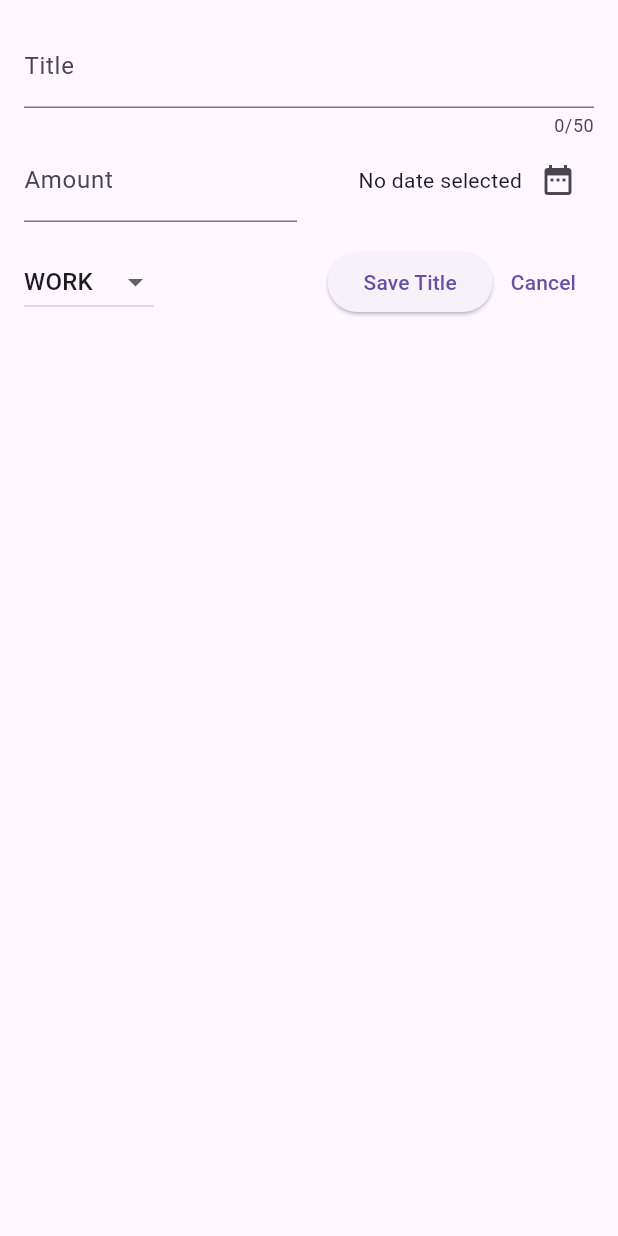
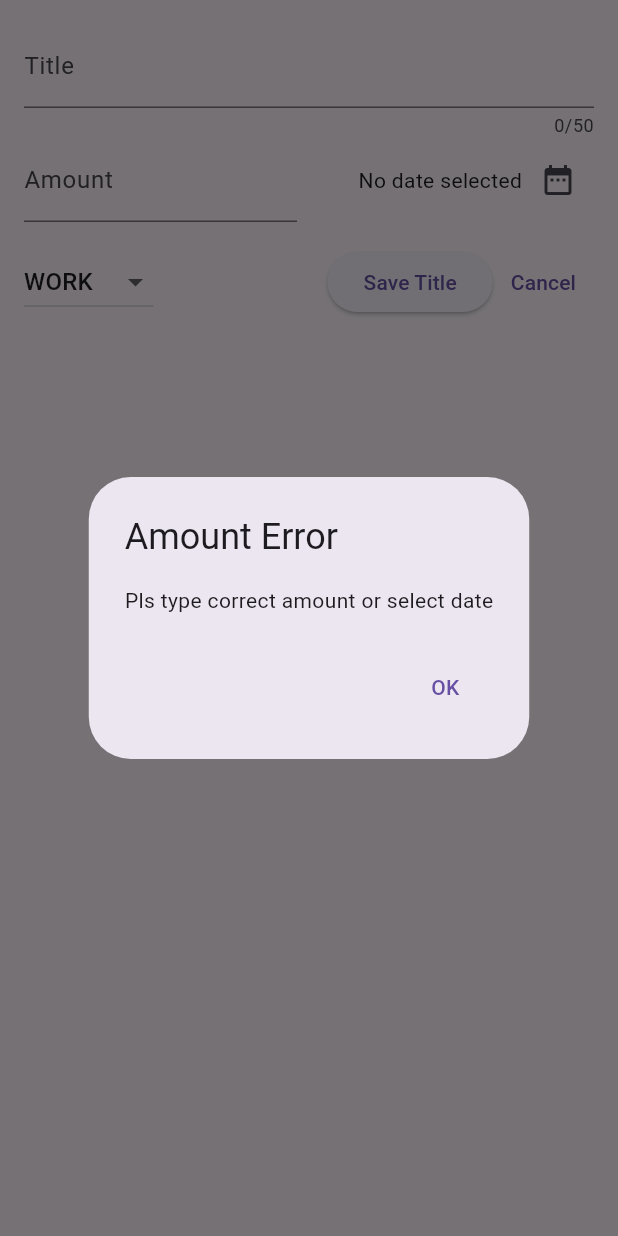
Before and after one commit to loremm34/expense_tracker, a Flutter app: the NewExpenses widget shown alone on an empty page, opened directly, after a tap on "Save Title", on a phone screen of 412 x 824 dp. Run offline on Flutter 3.47's test engine with Material 3 defaults, Android fonts, the phone set to English and light mode, and no system bars.

```diff
--- a/lib/widgets/new_expenses.dart
+++ b/lib/widgets/new_expenses.dart
@@ -48,8 +48,38 @@ class _NewExpenses extends State<NewExpenses> {
   void submitExpenseData() {
     final enteredAmount = double.tryParse(_amountController.text);
     final amountIsInvalid = enteredAmount == null || enteredAmount < 0;
-    if(_titleController.text.trim().isEmpty || amountIsInvalid || _selectedDate == null) {
-      //
+    if (
+        amountIsInvalid ||
+        _selectedDate == null) {
+      showDialog(
+        context: context,
+        builder: (ctx) => AlertDialog(
+          actions: [
+            TextButton(
+                onPressed: () {
+                  Navigator.pop(context);
+                },
+                child: Text("OK"))
+          ],
+          title: Text("Amount Error"),
+          content: Text("Pls type correct amount or select date"),
+        ),
+      );
+    } else if(_titleController.text.trim().isEmpty) {
+       showDialog(
+        context: context,
+        builder: (ctx) => AlertDialog(
+          actions: [
+            TextButton(
+                onPressed: () {
+                  Navigator.pop(context);
+                },
+                child: const Text("OK"))
+          ],
+          title: const Text("Title Erroe"),
+          content: const Text("Pls type correct title"),
+        ),
+      );
     }
   }
 
@@ -98,11 +128,13 @@ class _NewExpenses extends State<NewExpenses> {
               )
             ],
           ),
-          SizedBox(height: 16,),
+          SizedBox(
+            height: 16,
+          ),
           Row(
             children: [
               DropdownButton(
-                value: _selectedCategory,
+                  value: _selectedCategory,
                   items: Category.values
                       .map(
                         (category) => DropdownMenuItem(
@@ -119,7 +151,7 @@ class _NewExpenses extends State<NewExpenses> {
                       _selectedCategory = value;
                     });
                   }),
-                  const Spacer(),
+              const Spacer(),
               ElevatedButton(
                   onPressed: submitExpenseData,
                   child: const Text("Save Title")),
```
